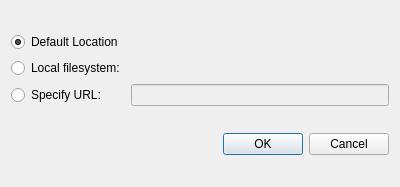
Old version of the form src/plugins/mercurial/srcdestdialog.ui in the repository qt-creator/qt-creator.
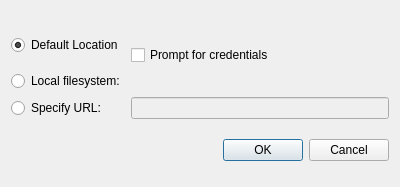
New version of the form. Custom widgets are drawn as their Qt base class.

Commit message:
Mercurial: Handle HTTP authentication
Make it possible to pull and push onto online repositories with http
authorization.

Task-number: QTCREATORBUG-5104

Patch:
```diff
--- a/src/plugins/mercurial/srcdestdialog.ui
+++ b/src/plugins/mercurial/srcdestdialog.ui
@@ -60,6 +60,24 @@
        </property>
       </widget>
      </item>
+     <item row="0" column="1">
+      <layout class="QVBoxLayout" name="verticalLayout_2">
+       <item>
+        <widget class="QLabel" name="defaultPath">
+         <property name="text">
+          <string/>
+         </property>
+        </widget>
+       </item>
+       <item>
+        <widget class="QCheckBox" name="promptForCredentials">
+         <property name="text">
+          <string>Prompt for credentials</string>
+         </property>
+        </widget>
+       </item>
+      </layout>
+     </item>
     </layout>
    </item>
    <item>
```
The commit also changes 2 other files.
